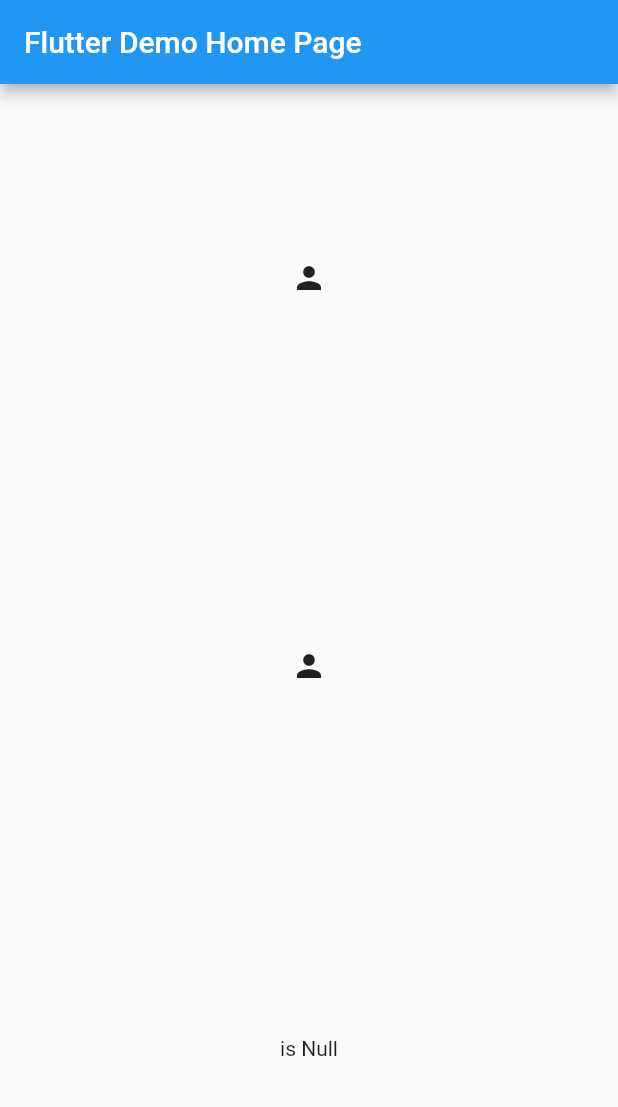
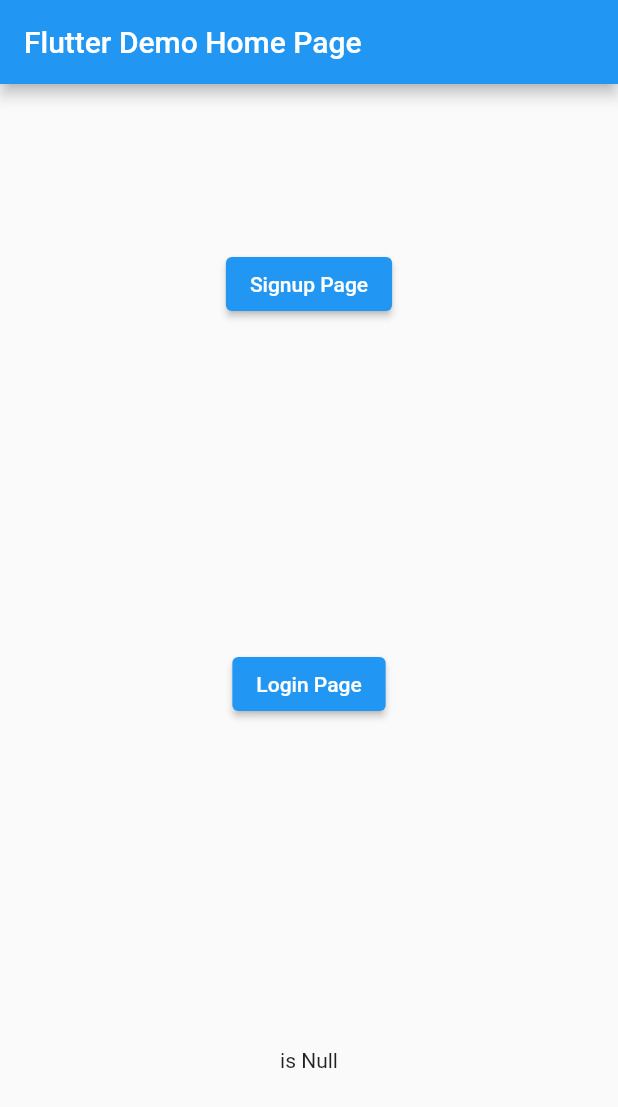
Before and after one commit to developerBBee/flutter_firebase_sample, a Flutter app: the screen it shows after launch, on a phone screen of 412 x 824 dp. Shown: the top 1107 px of the screen. Run offline on Flutter 3.47's test engine with Material 2 defaults, Android fonts, the phone set to English and light mode, and no system bars; our stand-ins replace cloud_firestore, firebase_auth, firebase_core, flutter_riverpod, freezed_annotation; accounts and stored records are empty; generated files the repository leaves out were written again.

Commit message:
Add screen transition

```diff
--- a/lib/main.dart
+++ b/lib/main.dart
@@ -7,6 +7,8 @@ import 'package:firebase_core/firebase_core.dart';
 import 'package:flutter_application_test/models/main_model.dart';
 // options
 import 'firebase_options.dart';
+// constants
+import 'package:flutter_application_test/constants/routes.dart' as routes;
 
 void main() async {
   WidgetsFlutterBinding.ensureInitialized();
@@ -50,11 +52,13 @@ class MyHomePage extends ConsumerWidget {
       body: Column(
         mainAxisAlignment: MainAxisAlignment.spaceAround, // 縦方向に均等に配置
         children: [
-          const InkWell(
-            child: Icon(Icons.person),
+           ElevatedButton(
+            onPressed: () => routes.toSignupPage(context: context),
+            child: const Text("Signup Page")
           ),
-          const InkWell(
-            child: Icon(Icons.person),
+           ElevatedButton(
+            onPressed: () => routes.toLoginPage(context: context),
+            child: const Text("Login Page")
           ),
           Center(
               child: mainModel.currentUser == null
--- a/lib/views/login_page.dart
+++ b/lib/views/login_page.dart
@@ -9,6 +9,10 @@ class LoginPage extends ConsumerWidget {
   }) : super(key: key);
   @override
   Widget build(BuildContext context, WidgetRef ref) {
-    return Scaffold();
+    return Scaffold(
+      appBar: AppBar(
+        title: const Text("Signup"),
+      ),
+    );
   }
 }
```
